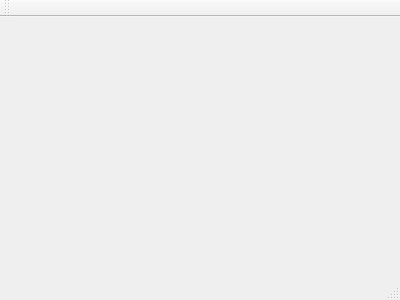
Renticor/Temperature, file mainwindow.ui: the form before one commit.
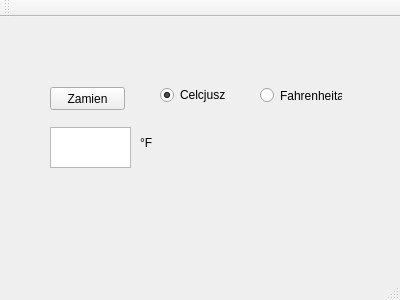
The form after the commit.

```diff
--- a/mainwindow.ui
+++ b/mainwindow.ui
@@ -12,13 +12,107 @@
   <property name="windowTitle" >
    <string>MainWindow</string>
   </property>
-  <widget class="QMenuBar" name="menuBar" />
-  <widget class="QToolBar" name="mainToolBar" />
-  <widget class="QWidget" name="centralWidget" />
-  <widget class="QStatusBar" name="statusBar" />
+  <widget class="QWidget" name="centralWidget">
+   <widget class="QPushButton" name="pushButton">
+    <property name="geometry">
+     <rect>
+      <x>50</x>
+      <y>70</y>
+      <width>75</width>
+      <height>23</height>
+     </rect>
+    </property>
+    <property name="text">
+     <string>Zamien</string>
+    </property>
+   </widget>
+   <widget class="QRadioButton" name="radioButton">
+    <property name="geometry">
+     <rect>
+      <x>160</x>
+      <y>70</y>
+      <width>82</width>
+      <height>16</height>
+     </rect>
+    </property>
+    <property name="text">
+     <string>Celcjusz</string>
+    </property>
+    <property name="checked">
+     <bool>true</bool>
+    </property>
+   </widget>
+   <widget class="QRadioButton" name="radioButton_2">
+    <property name="geometry">
+     <rect>
+      <x>260</x>
+      <y>70</y>
+      <width>82</width>
+      <height>17</height>
+     </rect>
+    </property>
+    <property name="text">
+     <string>Fahrenheita</string>
+    </property>
+   </widget>
+   <widget class="QLabel" name="label">
+    <property name="geometry">
+     <rect>
+      <x>230</x>
+      <y>110</y>
+      <width>111</width>
+      <height>41</height>
+     </rect>
+    </property>
+    <property name="text">
+     <string/>
+    </property>
+   </widget>
+   <widget class="QTextEdit" name="textEdit">
+    <property name="geometry">
+     <rect>
+      <x>50</x>
+      <y>110</y>
+      <width>81</width>
+      <height>41</height>
+     </rect>
+    </property>
+   </widget>
+   <widget class="QLabel" name="label_2">
+    <property name="geometry">
+     <rect>
+      <x>140</x>
+      <y>110</y>
+      <width>51</width>
+      <height>31</height>
+     </rect>
+    </property>
+    <property name="text">
+     <string>°F</string>
+    </property>
+   </widget>
+  </widget>
+  <widget class="QMenuBar" name="menuBar">
+   <property name="geometry">
+    <rect>
+     <x>0</x>
+     <y>0</y>
+     <width>400</width>
+     <height>21</height>
+    </rect>
+   </property>
+  </widget>
+  <widget class="QToolBar" name="mainToolBar">
+   <attribute name="toolBarArea">
+    <enum>TopToolBarArea</enum>
+   </attribute>
+   <attribute name="toolBarBreak">
+    <bool>false</bool>
+   </attribute>
+  </widget>
+  <widget class="QStatusBar" name="statusBar"/>
  </widget>
- <layoutDefault spacing="6" margin="11" />
- <pixmapfunction></pixmapfunction>
+ <layoutdefault spacing="6" margin="11"/>
  <resources/>
  <connections/>
 </ui>
```
Left out of the diff: 7 changed lines with no effect on the pictures.
